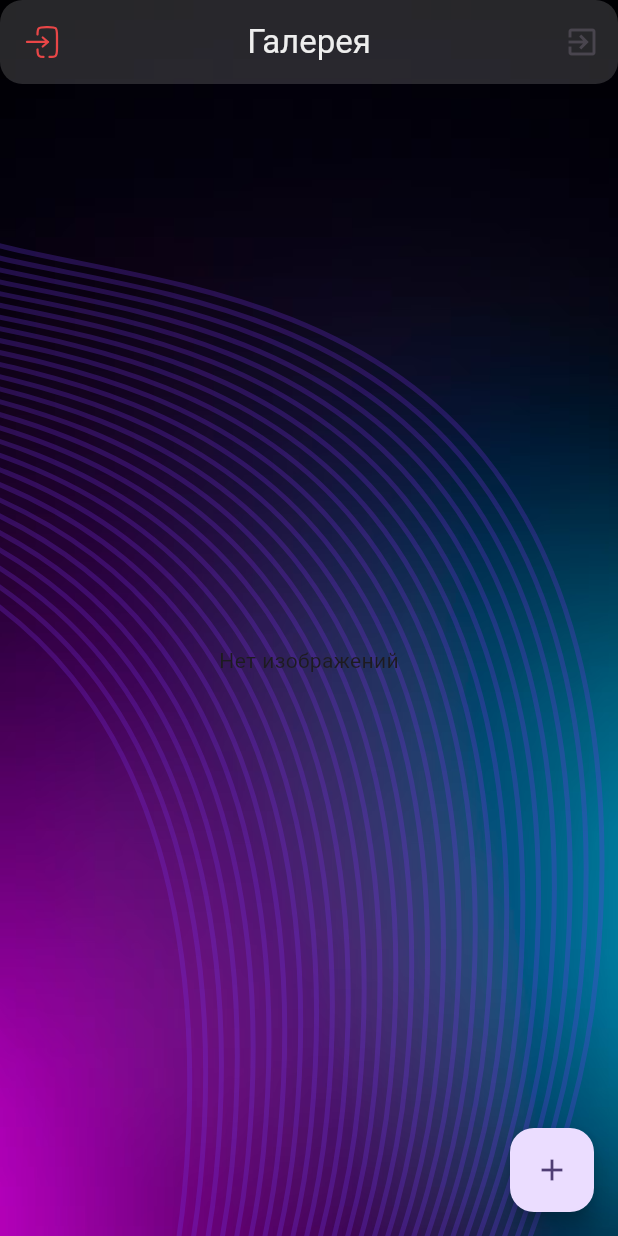
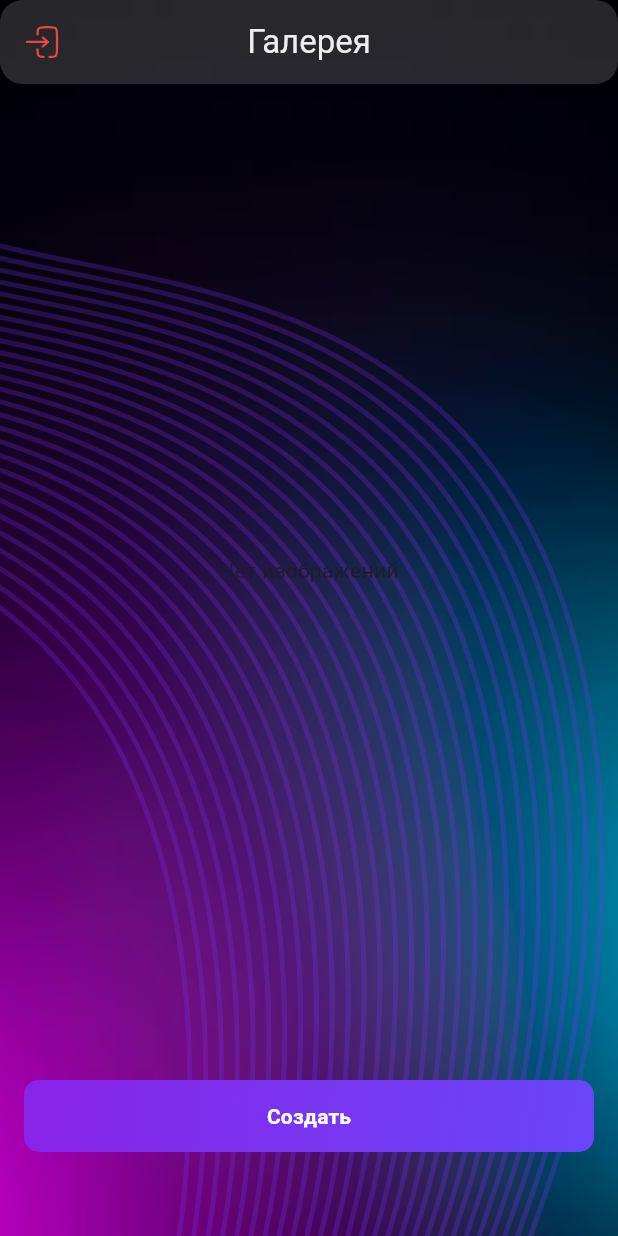
Before and after one commit to Zabalkanskiy/Aeza_Flutter, a Flutter app: the screen it shows once a user with an empty profile is signed in, on a phone screen of 412 x 824 dp. Run offline on Flutter 3.47's test engine with Material 3 defaults, Android fonts, the phone set to English and light mode, and no system bars; our stand-ins replace bloc, cloud_firestore, dio, equatable, firebase_auth, firebase_core and 7 more; missing offline and left inert: image_gallery_saver_plus; accounts and stored records are empty; generated files the repository leaves out were written again.

Commit message:
fix gallery_page.dart

```diff
--- a/lib/feature/gallery/view/gallery_page.dart
+++ b/lib/feature/gallery/view/gallery_page.dart
@@ -1,3 +1,5 @@
+import 'dart:convert';
+
 import 'package:cloud_firestore/cloud_firestore.dart';
 import 'package:firebase_auth/firebase_auth.dart';
 import 'package:flutter/material.dart';
@@ -50,11 +52,19 @@ class GalleryPage extends StatelessWidget {
             //   scale: 0.5, // коэффициент масштабирования
             //   child: SvgPicture.asset("assets/icon/ic_login.svg"),
             // ),
-            leading: SvgPicture.asset(
+            leading: GestureDetector(
+              onTap: () async {
+                await FirebaseAuth.instance.signOut();
+                if (context.mounted) {
+                  Navigator.of(context).pushReplacementNamed('/auth');
+                }
+              },
+              child: SvgPicture.asset(
                 "assets/icon/ic_login.svg",
                 width: 10,
                 height: 10,
                 fit: BoxFit.scaleDown, // или BoxFit.contain
+              ),
             ),
             centerTitle: true,
             title: const Text('Галерея', style: TextStyle(color: Color(0xFFEEEEEE),),  textAlign: TextAlign.center, ),
@@ -65,32 +75,28 @@ class GalleryPage extends StatelessWidget {
                 right: Radius.circular(15),
               ),
             ),
-            actions: [
-              IconButton(
-                icon: const Icon(Icons.exit_to_app),
-                onPressed: () async {
-                  await FirebaseAuth.instance.signOut();
-                  if (context.mounted) {
-                    Navigator.of(context).pushReplacementNamed('/auth');
-                  }
-                },
           ),
-            ],
-          ),
-          floatingActionButton: FloatingActionButton(
-            onPressed: () => Navigator.of(context).pushNamed('/editor'),
-            child: const Icon(Icons.add),
-          ),
-          body: StreamBuilder<QuerySnapshot<Map<String, dynamic>>>(
+          // floatingActionButton: FloatingActionButton(
+          //   onPressed: () => Navigator.of(context).pushNamed('/editor'),
+          //   child: const Icon(Icons.add),
+          // ),
+          body: Column(
+            children: [
+              Expanded(
+                child: StreamBuilder<QuerySnapshot<Map<String, dynamic>>>(
                   stream: images,
                   builder: (context, snapshot) {
-              if (!snapshot.hasData)
+                    if (snapshot.connectionState == ConnectionState.waiting) {
                       return const Center(child: CircularProgressIndicator());
+                    }
+                    if (!snapshot.hasData || snapshot.data!.docs.isEmpty) {
+                      return const Center(child: Text('Нет изображений'));
+                    }
                     final docs = snapshot.data!.docs;
-              if (docs.isEmpty) return const Center(child: Text('Нет изображений'));
                     return GridView.builder(
                       padding: const EdgeInsets.all(8),
-                gridDelegate: const SliverGridDelegateWithFixedCrossAxisCount(
+                      gridDelegate:
+                      const SliverGridDelegateWithFixedCrossAxisCount(
                         crossAxisCount: 3,
                         crossAxisSpacing: 4,
                         mainAxisSpacing: 4,
@@ -98,16 +104,56 @@ class GalleryPage extends StatelessWidget {
                       itemCount: docs.length,
                       itemBuilder: (context, index) {
                         final data = docs[index].data();
-                  final url = data['url'] as String?;
-                  if (url == null) return const SizedBox.shrink();
+                        final base64String = data['base64'] as String?;
+                        if (base64String == null) {
+                          return const SizedBox.shrink();
+                        }
+                        try {
+                          final bytes = base64Decode(base64String);
                           return GestureDetector(
-                    onTap: () =>
-                        Navigator.of(context).pushNamed('/editor', arguments: url),
-                    child: Image.network(url, fit: BoxFit.cover),
+                            onTap: () => Navigator.of(context).pushNamed(
+                              '/editor',
+                              arguments: bytes,
+                            ),
+                            child: Image.memory(
+                              bytes,
+                              fit: BoxFit.cover,
+                            ),
                           );
+                        } catch (e) {
+                          return const Icon(Icons.error);
+                        }
                       },
                     );
                   },
+                ),
+              ),
+              // Кнопка "Создать" внизу экрана
+              Container(
+                width: double.infinity,
+                height: 48,
+                margin: const EdgeInsets.all(16),
+                decoration: BoxDecoration(
+                  gradient: const LinearGradient(
+                    colors: [Color(0xFF8924E7), Color(0xFF6A46F9)],
+                    begin: Alignment.topLeft,
+                    end: Alignment.bottomRight,
+                  ),
+                  borderRadius: BorderRadius.circular(10.0),
+                ),
+                child: TextButton(
+                  onPressed: () => Navigator.of(context).pushNamed('/editor'),
+                  child: const Text(
+                    "Создать",
+                    style: TextStyle(
+                      color: Colors.white,
+                      fontWeight: FontWeight.bold,
+                    ),
+                  ),
+                ),
+              ),
+              SizedBox(height: 40,)
+            ],
           ),
         ),
       ],
```
Lines whose indentation alone changed are shown as unchanged.
